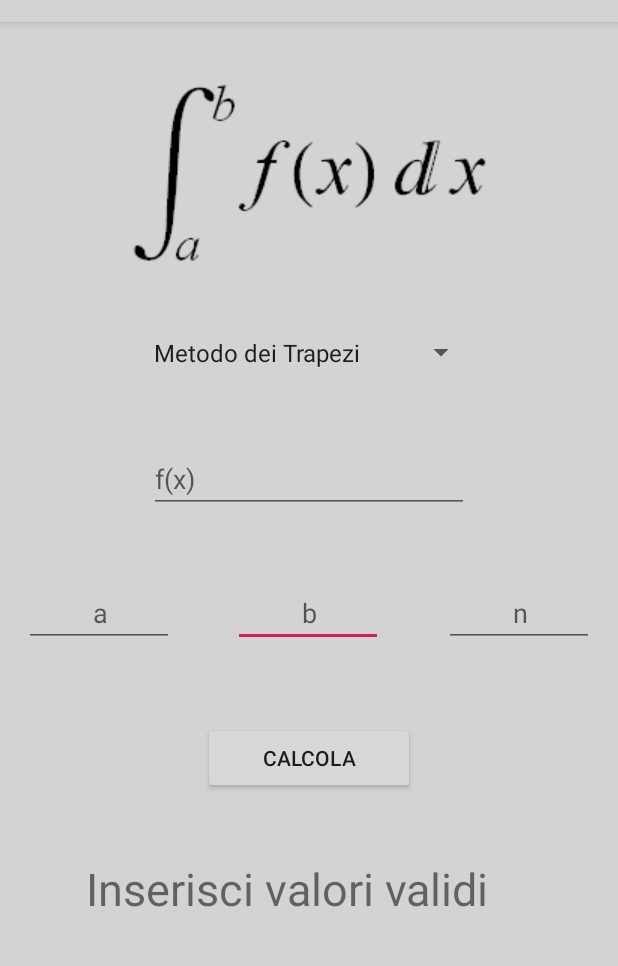
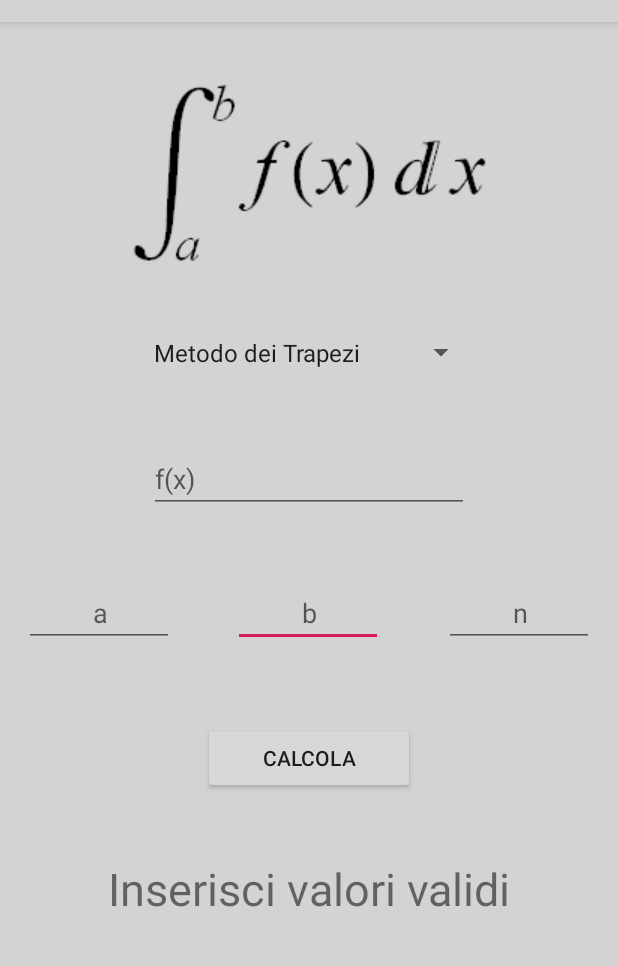
Before and after one commit to fbgian/Integrali, an Android app: the screen it shows after launch (MainActivity), after a tap on "CALCOLA", on a phone screen of 412 x 824 dp, the part 62-1028 px from its top. Run offline under Robolectric (Android 15) with nearby library versions, the phone set to English and light mode, and no system bars.

Commit message:
Centrato textview risultato

```diff
--- a/app/src/main/res/layout/activity_main.xml
+++ b/app/src/main/res/layout/activity_main.xml
@@ -66,8 +66,9 @@
 
     <TextView
         android:id="@+id/risultato"
-        android:layout_width="297dp"
+        android:layout_width="0dp"
         android:layout_height="wrap_content"
+        android:gravity="center"
         android:textSize="30sp"
         app:layout_constraintBottom_toBottomOf="parent"
         app:layout_constraintEnd_toEndOf="parent"
```
